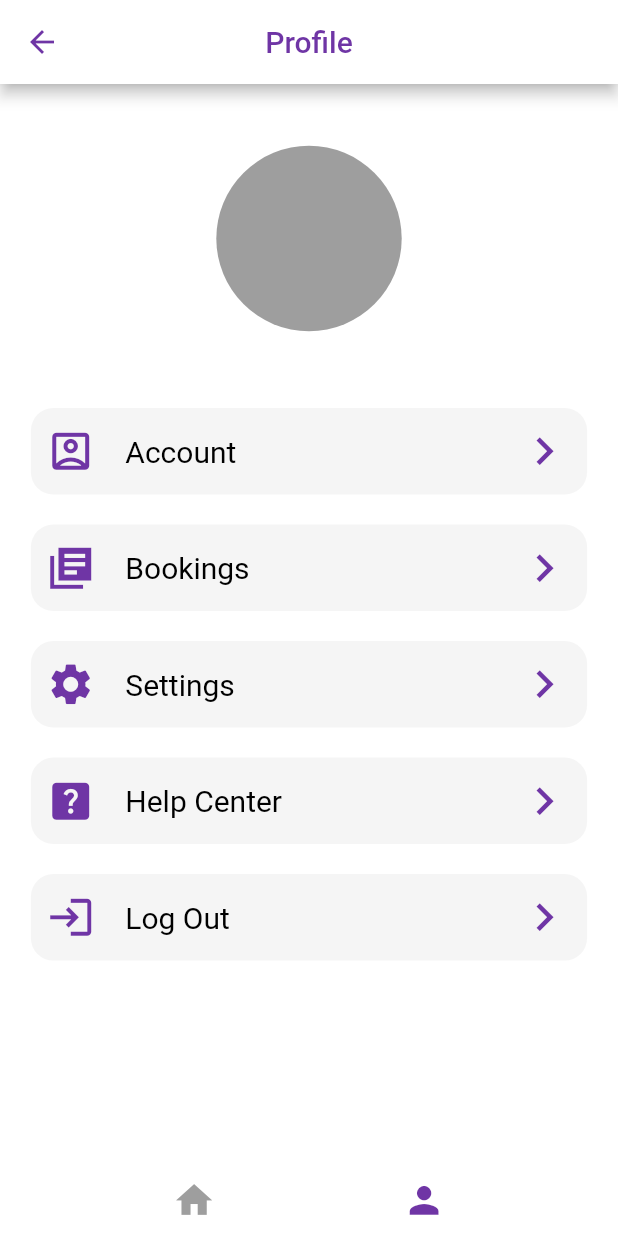
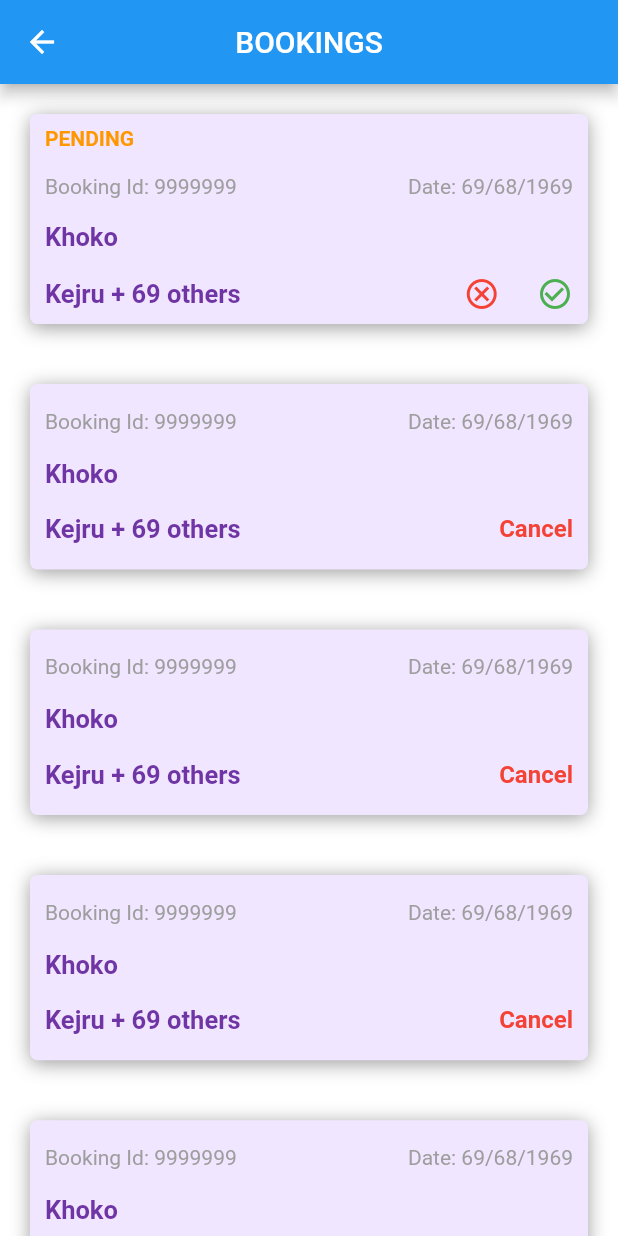
Before and after one commit to Sarthak-Singhania/ISC, a Flutter app: the ProfileScreen screen opened directly, after a tap on "Bookings", on a phone screen of 412 x 824 dp. Run offline on Flutter 3.47's test engine with Material 2 defaults, Android fonts, the phone set to English and light mode, and no system bars; our stand-ins replace cloud_firestore, firebase_auth, firebase_core, fluttertoast, transparent_image; accounts and stored records are empty; network calls fail.

Commit message:
Updated BookingScreen

```diff
--- a/app/lib/components/slot.dart
+++ b/app/lib/components/slot.dart
@@ -4,9 +4,11 @@ import 'package:isc/screens/detail_screen.dart';
 class SlotCard extends StatelessWidget {
   String slt_time;
   Color? color;
-  SlotCard(this.slt_time,this.color);
+  var slotAvailable;
+  SlotCard(this.slt_time, this.color, this.slotAvailable);
   static String sltChoosen = '';
   static String dateChoosen = '';
+  static int maxSlot = 0;
 
   @override
   Widget build(BuildContext context) {
@@ -14,6 +16,7 @@ class SlotCard extends StatelessWidget {
     return GestureDetector(
       onTap: () {
         sltChoosen = slt_time;
+        maxSlot = slotAvailable;
         Navigator.push(
           context,
           MaterialPageRoute(builder: (context) {
--- /dev/null
+++ b/app/lib/screens/booking_screen.dart
@@ -0,0 +1,250 @@
+import 'package:flutter/material.dart';
+import 'package:isc/constants.dart';
+
+class BookingScreen extends StatelessWidget {
+  @override
+  Widget build(BuildContext context) {
+    Size size = MediaQuery.of(context).size;
+    return Scaffold(
+      appBar: AppBar(
+        title: Text('BOOKINGS'),
+        centerTitle: true,
+      ),
+      body: Center(
+        child: ListView(
+          children: [
+            PendingBooking(size: size),
+            ConfirmBooking(size: size),
+            ConfirmBooking(size: size),
+            ConfirmBooking(size: size),
+            ConfirmBooking(size: size),
+            //PendingBooking(size:size),
+          ],
+        ),
+      ),
+    );
+  }
+}
+
+class ConfirmBooking extends StatelessWidget {
+  Future<void> showMyDialog(context) async {
+    return showDialog<void>(
+      context: context,
+      barrierDismissible: false, // user must tap button!
+      builder: (BuildContext context) {
+        return AlertDialog(
+          content: Text('Do you want to cancel the booking'),
+          actions: <Widget>[
+            TextButton(
+              child: Text('Confirm'),
+              onPressed: () {
+                print('Confirmed');
+                Navigator.of(context).pop();
+              },
+            ),
+            TextButton(
+              child: Text('Cancel'),
+              onPressed: () {
+                Navigator.of(context).pop();
+              },
+            ),
+          ],
+        );
+      },
+    );
+  }
+
+  const ConfirmBooking({
+    Key? key,
+    required this.size,
+  }) : super(key: key);
+
+  final Size size;
+
+  @override
+  Widget build(BuildContext context) {
+    return Container(
+      margin: EdgeInsets.all(20),
+      padding: EdgeInsets.only(right: 10, left: 10),
+      height: size.height * 0.15,
+      child: Column(
+        crossAxisAlignment: CrossAxisAlignment.start,
+        mainAxisAlignment: MainAxisAlignment.spaceEvenly,
+        children: [
+          // Text(
+          //   "CONFIRMED",
+          //   style: TextStyle(color: Colors.blue, fontWeight: FontWeight.bold),
+          // ),
+          Row(
+            mainAxisAlignment: MainAxisAlignment.spaceBetween,
+            children: [
+              Text(
+                "Booking Id: 9999999",
+                style: TextStyle(color: Colors.grey),
+              ),
+              Text(
+                "Date: 69/68/1969",
+                style: TextStyle(color: Colors.grey),
+              ),
+            ],
+          ),
+          Text(
+            "Khoko",
+            style: TextStyle(
+                fontWeight: FontWeight.bold,
+                color: kPrimaryColor,
+                fontSize: 17),
+          ),
+          Row(
+            mainAxisAlignment: MainAxisAlignment.spaceBetween,
+            children: [
+              Text(
+                "Kejru + 69 others",
+                style: TextStyle(
+                    fontWeight: FontWeight.bold,
+                    color: kPrimaryColor,
+                    fontSize: 17),
+              ),
+              GestureDetector(
+                onTap: () {
+                  showMyDialog(context);
+                },
+                child: Container(
+                  child: Text(
+                    'Cancel',
+                    style: TextStyle(
+                        color: Colors.red,
+                        fontWeight: FontWeight.bold,
+                        fontSize: 16),
+                  ),
+                ),
+              ),
+            ],
+          )
+        ],
+      ),
+      width: size.width * 0.9,
+      decoration: BoxDecoration(
+        borderRadius: BorderRadius.circular(5.0),
+        color: kPrimaryLightColor,
+        boxShadow: [
+          BoxShadow(
+            color: Colors.grey,
+            offset: Offset(0.0, 2.0), //(x,y)
+            blurRadius: 10.0,
+          ),
+        ],
+      ),
+    );
+  }
+}
+
+class PendingBooking extends StatelessWidget {
+  Future<void> showMyDialog(context) async {
+    return showDialog<void>(
+      context: context,
+      barrierDismissible: false, // user must tap button!
+      builder: (BuildContext context) {
+        return AlertDialog(
+          content: Text('Do you want to cancel the booking'),
+          actions: <Widget>[
+            TextButton(
+              child: Text('Confirm'),
+              onPressed: () {
+                print('Confirmed');
+                Navigator.of(context).pop();
+              },
+            ),
+            TextButton(
+              child: Text('Cancel'),
+              onPressed: () {
+                Navigator.of(context).pop();
+              },
+            ),
+          ],
+        );
+      },
+    );
+  }
+
+  const PendingBooking({
+    Key? key,
+    required this.size,
+  }) : super(key: key);
+
+  final Size size;
+
+  @override
+  Widget build(BuildContext context) {
+    return Container(
+      margin: EdgeInsets.all(20),
+      padding: EdgeInsets.only(right: 10, left: 10),
+      height: size.height * 0.17,
+      child: Column(
+        crossAxisAlignment: CrossAxisAlignment.start,
+        mainAxisAlignment: MainAxisAlignment.spaceAround,
+        children: [
+          Text(
+            "PENDING",
+            style: TextStyle(color: Colors.orange, fontWeight: FontWeight.bold),
+          ),
+          Row(
+            mainAxisAlignment: MainAxisAlignment.spaceBetween,
+            children: [
+              Text(
+                "Booking Id: 9999999",
+                style: TextStyle(color: Colors.grey),
+              ),
+              Text(
+                "Date: 69/68/1969",
+                style: TextStyle(color: Colors.grey),
+              ),
+            ],
+          ),
+          Text(
+            "Khoko",
+            style: TextStyle(
+                fontWeight: FontWeight.bold,
+                color: kPrimaryColor,
+                fontSize: 17),
+          ),
+          Row(
+            mainAxisAlignment: MainAxisAlignment.start,
+            children: [
+              Text(
+                "Kejru + 69 others",
+                style: TextStyle(
+                    fontWeight: FontWeight.bold,
+                    color: kPrimaryColor,
+                    fontSize: 17),
+              ),
+              Spacer(flex: 6),
+              GestureDetector(
+                child: Icon(
+                  Icons.cancel_outlined,
+                  color: Colors.red,
+                ),
+              ),
+              Spacer(),
+              GestureDetector(
+                child: Icon(Icons.check_circle_outline, color: Colors.green),
+              )
+            ],
+          )
+        ],
+      ),
+      width: size.width * 0.9,
+      decoration: BoxDecoration(
+        borderRadius: BorderRadius.circular(5.0),
+        color: kPrimaryLightColor,
+        boxShadow: [
+          BoxShadow(
+            color: Colors.grey,
+            offset: Offset(0.0, 2.0), //(x,y)
+            blurRadius: 10.0,
+          ),
+        ],
+      ),
+    );
+  }
+}
--- a/app/lib/screens/event_screen.dart
+++ b/app/lib/screens/event_screen.dart
@@ -4,7 +4,7 @@ import 'package:flutter/material.dart';
 import 'package:http/http.dart' as http;
 import 'package:isc/components/bottom_navi_bar.dart';
 import 'package:isc/components/event_card.dart';
-import 'package:isc/constants.dart';
+
 
 class EventScreen extends StatefulWidget {
   @override
--- a/app/lib/screens/profile_screen.dart
+++ b/app/lib/screens/profile_screen.dart
@@ -5,6 +5,8 @@ import 'package:isc/provider/theme_provider.dart';
 import 'package:isc/screens/setting_screen.dart';
 import 'package:isc/screens/welcome_screen.dart';
 import 'package:provider/provider.dart';
+
+import 'booking_screen.dart';
 
 class ProfileScreen extends StatelessWidget {
   const ProfileScreen({Key? key}) : super(key: key);
@@ -40,7 +42,10 @@ class ProfileScreen extends StatelessWidget {
                 size: size,
                 text: 'Bookings',
                 icon: Icons.my_library_books_sharp,
-                func: () {}),
+                func: () {
+                  Navigator.push(context,
+                      MaterialPageRoute(builder: (context) => BookingScreen()));
+                }),
             ProfileCard(
                 size: size,
                 text: 'Settings',
@@ -100,7 +105,7 @@ class ProfileCard extends StatelessWidget {
         decoration: BoxDecoration(
             borderRadius: BorderRadius.circular(15),
             color: theme.checkTheme(
-                Colors.grey.shade100, Colors.purple.shade700,context)),
+                Colors.grey.shade100, Colors.purple.shade700, context)),
         child: Row(children: [
           Icon(
             icon,
```
Also changed, not shown: app/lib/screens/detail_screen.dart (+33 -12 lines), app/lib/screens/registration.dart (+9 -9 lines), app/lib/screens/time_slot.dart (+9 -12 lines), 1 other file.
